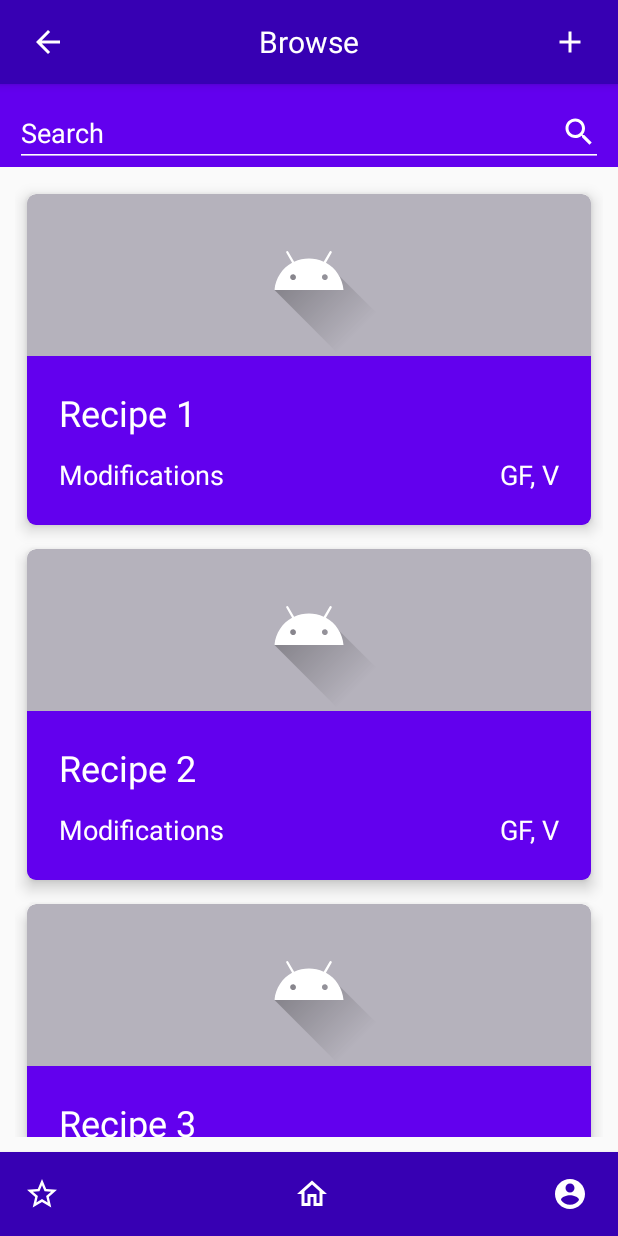
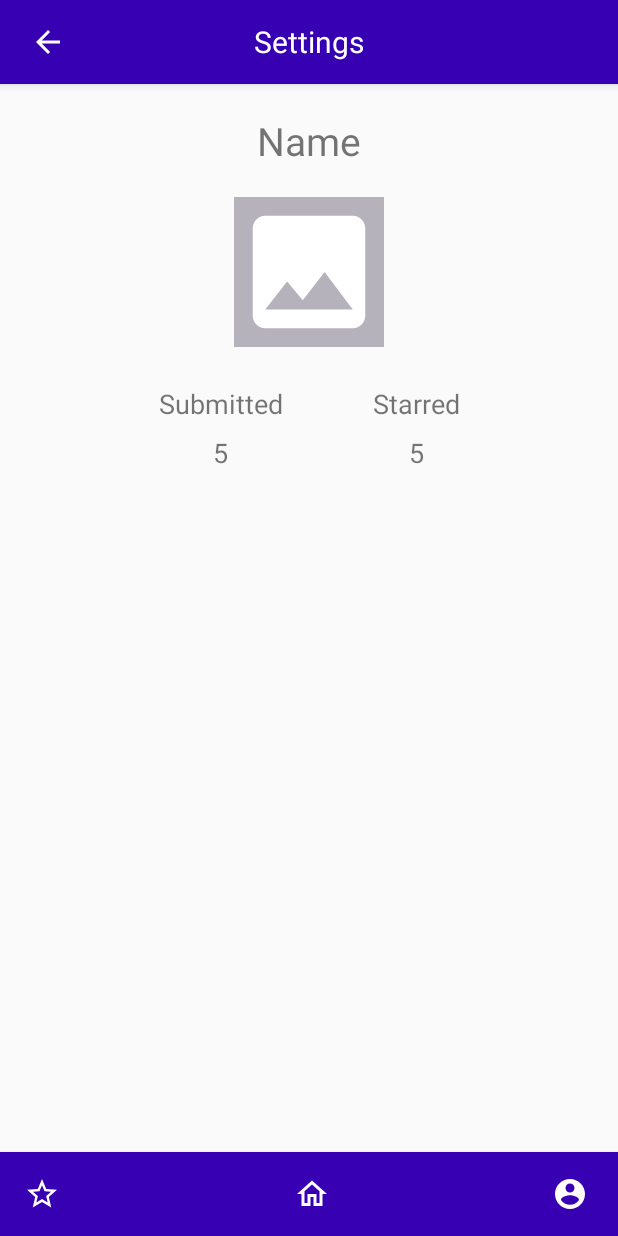
Before and after one commit to RoyeEshed/RecipeApplication, an Android app: the screen it shows after launch (BrowseActivity before the commit, SettingsActivity after it), after a tap on an icon or button, on a phone screen of 412 x 824 dp. Run offline under Robolectric (Android 15) with nearby library versions, the phone set to English and light mode, and no system bars.

Commit message:
start to settings screen

```diff
--- a/Fork/app/src/main/AndroidManifest.xml
+++ b/Fork/app/src/main/AndroidManifest.xml
@@ -17,6 +17,7 @@
             </intent-filter>
         </activity>
         <activity android:name=".Recipe.view.RecipeActivity"/>
+        <activity android:name=".Settings.SettingsActivity"/>
 
     </application>
 
--- a/Fork/app/src/main/java/com/eshed/fork/Browse/view/BrowseActivity.java
+++ b/Fork/app/src/main/java/com/eshed/fork/Browse/view/BrowseActivity.java
@@ -19,6 +19,7 @@ import com.eshed.fork.Browse.vm.BrowseViewModel;
 import com.eshed.fork.Browse.vm.RecipeViewModel;
 import com.eshed.fork.R;
 import com.eshed.fork.Recipe.view.RecipeActivity;
+import com.eshed.fork.Settings.SettingsActivity;
 import com.eshed.fork.data.DebugRecipeRepository;
 import com.eshed.fork.data.RecipeRepository;
 
@@ -58,7 +59,8 @@ public class BrowseActivity extends AppCompatActivity implements RecipeRecyclerV
             Toast.makeText(this, "TODO: back button", Toast.LENGTH_SHORT).show();
         });
         settingsButton.setOnClickListener((View v)-> {
-            Toast.makeText(this, "TODO: settings button", Toast.LENGTH_SHORT).show();
+            Intent intent = new Intent(this, SettingsActivity.class);
+            this.startActivity(intent);
         });
         addButton.setOnClickListener((View v)-> {
             Toast.makeText(this, "TODO: add button", Toast.LENGTH_SHORT).show();
--- /dev/null
+++ b/Fork/app/src/main/java/com/eshed/fork/Settings/SettingsActivity.java
@@ -0,0 +1,52 @@
+package com.eshed.fork.Settings;
+
+import android.os.Bundle;
+import android.view.View;
+import android.widget.EditText;
+import android.widget.ImageView;
+import android.widget.TextView;
+import android.widget.Toast;
+
+import androidx.appcompat.app.AppCompatActivity;
+import androidx.appcompat.widget.Toolbar;
+
+import com.eshed.fork.Browse.view.BrowseActivity;
+import com.eshed.fork.Browse.vm.BrowseViewModel;
+import com.eshed.fork.R;
+
+public class SettingsActivity extends AppCompatActivity {
+    @Override
+    protected void onCreate(Bundle savedInstanceState) {
+        super.onCreate(savedInstanceState);
+
+        setContentView(R.layout.activity_settings);
+
+        Toolbar toolbar = findViewById(R.id.toolbar);
+        setSupportActionBar(toolbar);
+        if (this.getSupportActionBar() != null) {
+            getSupportActionBar().setDisplayShowTitleEnabled(false);
+        }
+
+        Toolbar tabBar = findViewById(R.id.tab_bar);
+
+        TextView title = toolbar.findViewById(R.id.toolbar_title);
+        title.setText("Settings");
+
+        ImageView backButton = toolbar.findViewById(R.id.back_arrow);
+        ImageView addButton = toolbar.findViewById(R.id.add_recipe);
+        addButton.setVisibility(View.INVISIBLE);
+        ImageView settingsButton = tabBar.findViewById(R.id.user_settings);
+        ImageView starredRecipesButton = tabBar.findViewById(R.id.star);
+
+        backButton.setOnClickListener((View v)-> {
+            this.finish();
+        });
+
+        addButton.setOnClickListener((View v)-> {
+            Toast.makeText(this, "TODO: add button", Toast.LENGTH_SHORT).show();
+        });
+        starredRecipesButton.setOnClickListener((View v)-> {
+            Toast.makeText(this, "TODO: starred recipes button", Toast.LENGTH_SHORT).show();
+        });
+    }
+}
--- /dev/null
+++ b/Fork/app/src/main/res/layout/activity_settings.xml
@@ -0,0 +1,111 @@
+<?xml version="1.0" encoding="utf-8"?>
+<androidx.constraintlayout.widget.ConstraintLayout xmlns:android="http://schemas.android.com/apk/res/android"
+    android:layout_width="match_parent"
+    android:layout_height="match_parent"
+    xmlns:app="http://schemas.android.com/apk/res-auto"
+    xmlns:tools="http://schemas.android.com/tools"
+    tools:context=".Settings.SettingsActivity">
+
+    <include
+        android:id="@+id/toolbar"
+        layout="@layout/toolbar"
+        android:layout_height="wrap_content"
+        android:layout_width="match_parent"
+        app:layout_constraintTop_toTopOf="parent"
+        app:layout_constraintStart_toStartOf="parent"
+        app:layout_constraintEnd_toEndOf="parent"/>
+
+    <androidx.constraintlayout.widget.ConstraintLayout
+        android:layout_width="match_parent"
+        android:layout_height="0dp"
+        app:layout_constraintBottom_toTopOf="@+id/tab_bar"
+        app:layout_constraintEnd_toEndOf="parent"
+        app:layout_constraintStart_toStartOf="parent"
+        app:layout_constraintTop_toBottomOf="@+id/toolbar">
+
+        <TextView
+            android:id="@+id/name_textview"
+            android:layout_width="wrap_content"
+            android:layout_height="wrap_content"
+            android:layout_marginTop="20dp"
+            android:text="Name"
+            android:textSize="26sp"
+            app:layout_constraintEnd_toEndOf="parent"
+            app:layout_constraintStart_toStartOf="parent"
+            app:layout_constraintTop_toTopOf="parent" />
+
+        <ImageView
+            android:id="@+id/imageView"
+            android:layout_width="100dp"
+            android:layout_height="100dp"
+            android:layout_marginTop="20dp"
+            android:background="@color/gray"
+            android:src="@drawable/ic_baseline_image_24"
+            app:layout_constraintEnd_toEndOf="parent"
+            app:layout_constraintStart_toStartOf="parent"
+            app:layout_constraintTop_toBottomOf="@+id/name_textview" />
+
+        <androidx.constraintlayout.widget.ConstraintLayout
+            android:layout_width="match_parent"
+            android:layout_height="wrap_content"
+            app:layout_constraintStart_toStartOf="parent"
+            app:layout_constraintTop_toBottomOf="@+id/imageView">
+
+            <TextView
+                android:id="@+id/recipes_submitted_label"
+                android:layout_width="wrap_content"
+                android:layout_height="wrap_content"
+                android:layout_marginTop="25dp"
+                android:layout_marginEnd="40dp"
+                android:text="Submitted"
+                android:textSize="18sp"
+                app:layout_constraintEnd_toStartOf="@+id/recipes_starred_label"
+                app:layout_constraintHorizontal_chainStyle="packed"
+                app:layout_constraintStart_toStartOf="parent"
+                app:layout_constraintTop_toTopOf="parent" />
+
+            <TextView
+                android:id="@+id/recipes_starred_label"
+                android:layout_width="wrap_content"
+                android:layout_height="wrap_content"
+                android:layout_marginStart="20dp"
+                android:text="Starred"
+                android:textSize="18sp"
+                app:layout_constraintEnd_toEndOf="parent"
+                app:layout_constraintStart_toEndOf="@id/recipes_submitted_label"
+                app:layout_constraintTop_toTopOf="@+id/recipes_submitted_label" />
+
+            <TextView
+                android:id="@+id/recipes_starred"
+                android:layout_width="wrap_content"
+                android:layout_height="wrap_content"
+                android:layout_marginTop="8dp"
+                android:text="5"
+                android:textSize="18sp"
+                app:layout_constraintEnd_toEndOf="@+id/recipes_starred_label"
+                app:layout_constraintStart_toStartOf="@+id/recipes_starred_label"
+                app:layout_constraintTop_toBottomOf="@+id/recipes_starred_label" />
+
+            <TextView
+                android:id="@+id/recipes_submitted"
+                android:layout_width="wrap_content"
+                android:layout_height="wrap_content"
+                android:layout_marginTop="8dp"
+                android:text="5"
+                android:textSize="18sp"
+                app:layout_constraintEnd_toEndOf="@+id/recipes_submitted_label"
+                app:layout_constraintStart_toStartOf="@+id/recipes_submitted_label"
+                app:layout_constraintTop_toBottomOf="@+id/recipes_submitted_label" />
+        </androidx.constraintlayout.widget.ConstraintLayout>
+    </androidx.constraintlayout.widget.ConstraintLayout>
+    <include
+        android:id="@+id/tab_bar"
+        layout="@layout/tab_bar"
+        android:layout_height="wrap_content"
+        android:layout_width="match_parent"
+        app:layout_constraintBottom_toBottomOf="parent"
+        app:layout_constraintEnd_toEndOf="parent"
+        app:layout_constraintHorizontal_bias="0.0"
+        app:layout_constraintStart_toStartOf="parent" />
+
+</androidx.constraintlayout.widget.ConstraintLayout>
```
